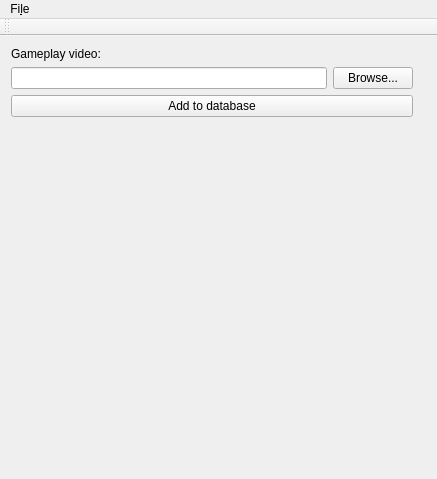
The window that interface/src/mainwindow.ui (NicolasLutz/bddm_s2) describes before a commit, drawn with Qt 5.
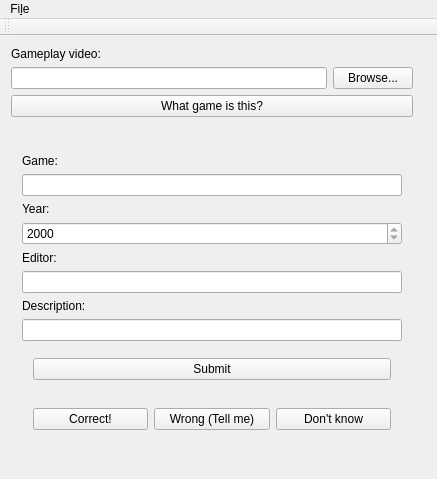
The same window after the commit.

```diff
--- a/interface/src/mainwindow.ui
+++ b/interface/src/mainwindow.ui
@@ -48,10 +48,131 @@
       <item>
        <widget class="QPushButton" name="pushButton_3">
         <property name="text">
-         <string>Add to database</string>
+         <string>What game is this?</string>
         </property>
        </widget>
       </item>
+      <item>
+       <widget class="QWidget" name="widget" native="true">
+        <property name="enabled">
+         <bool>true</bool>
+        </property>
+        <layout class="QVBoxLayout" name="verticalLayout">
+         <item>
+          <widget class="QLabel" name="label_gameImg">
+           <property name="text">
+            <string/>
+           </property>
+          </widget>
+         </item>
+         <item>
+          <widget class="QLabel" name="label_3">
+           <property name="text">
+            <string>Game:</string>
+           </property>
+          </widget>
+         </item>
+         <item>
+          <widget class="QLineEdit" name="lineEdit_game">
+           <property name="readOnly">
+            <bool>true</bool>
+           </property>
+          </widget>
+         </item>
+         <item>
+          <widget class="QLabel" name="label_4">
+           <property name="text">
+            <string>Year:</string>
+           </property>
+          </widget>
+         </item>
+         <item>
+          <widget class="QSpinBox" name="spinBox_year">
+           <property name="readOnly">
+            <bool>true</bool>
+           </property>
+           <property name="minimum">
+            <number>1960</number>
+           </property>
+           <property name="maximum">
+            <number>2020</number>
+           </property>
+           <property name="value">
+            <number>2000</number>
+           </property>
+          </widget>
+         </item>
+         <item>
+          <widget class="QLabel" name="label_5">
+           <property name="text">
+            <string>Editor:</string>
+           </property>
+          </widget>
+         </item>
+         <item>
+          <widget class="QLineEdit" name="lineEdit_editor">
+           <property name="readOnly">
+            <bool>true</bool>
+           </property>
+          </widget>
+         </item>
+         <item>
+          <widget class="QLabel" name="label_6">
+           <property name="text">
+            <string>Description:</string>
+           </property>
+          </widget>
+         </item>
+         <item>
+          <widget class="QLineEdit" name="lineEdit_desc">
+           <property name="readOnly">
+            <bool>true</bool>
+           </property>
+          </widget>
+         </item>
+         <item>
+          <widget class="QWidget" name="horizontalWidget_submit" native="true">
+           <layout class="QHBoxLayout" name="horizontalLayout_4">
+            <item>
+             <widget class="QPushButton" name="pushButton_6">
+              <property name="text">
+               <string>Submit</string>
+              </property>
+             </widget>
+            </item>
+           </layout>
+          </widget>
+         </item>
+         <item>
+          <widget class="QWidget" name="horizontalWidget_answer" native="true">
+           <layout class="QHBoxLayout" name="horizontalLayout_2">
+            <item>
+             <widget class="QPushButton" name="pushButton_4">
+              <property name="text">
+               <string>Correct!</string>
+              </property>
+             </widget>
+            </item>
+            <item>
+             <widget class="QPushButton" name="pushButton_5">
+              <property name="text">
+               <string>Wrong (Tell me)</string>
+              </property>
+             </widget>
+            </item>
+            <item>
+             <widget class="QPushButton" name="pushButton_2">
+              <property name="text">
+               <string>Don't know</string>
+              </property>
+             </widget>
+            </item>
+           </layout>
+          </widget>
+         </item>
+        </layout>
+       </widget>
+      </item>
       <item>
        <spacer name="verticalSpacer">
         <property name="orientation">
```
Left out of the diff: 14 changed lines with no effect on the pictures.
